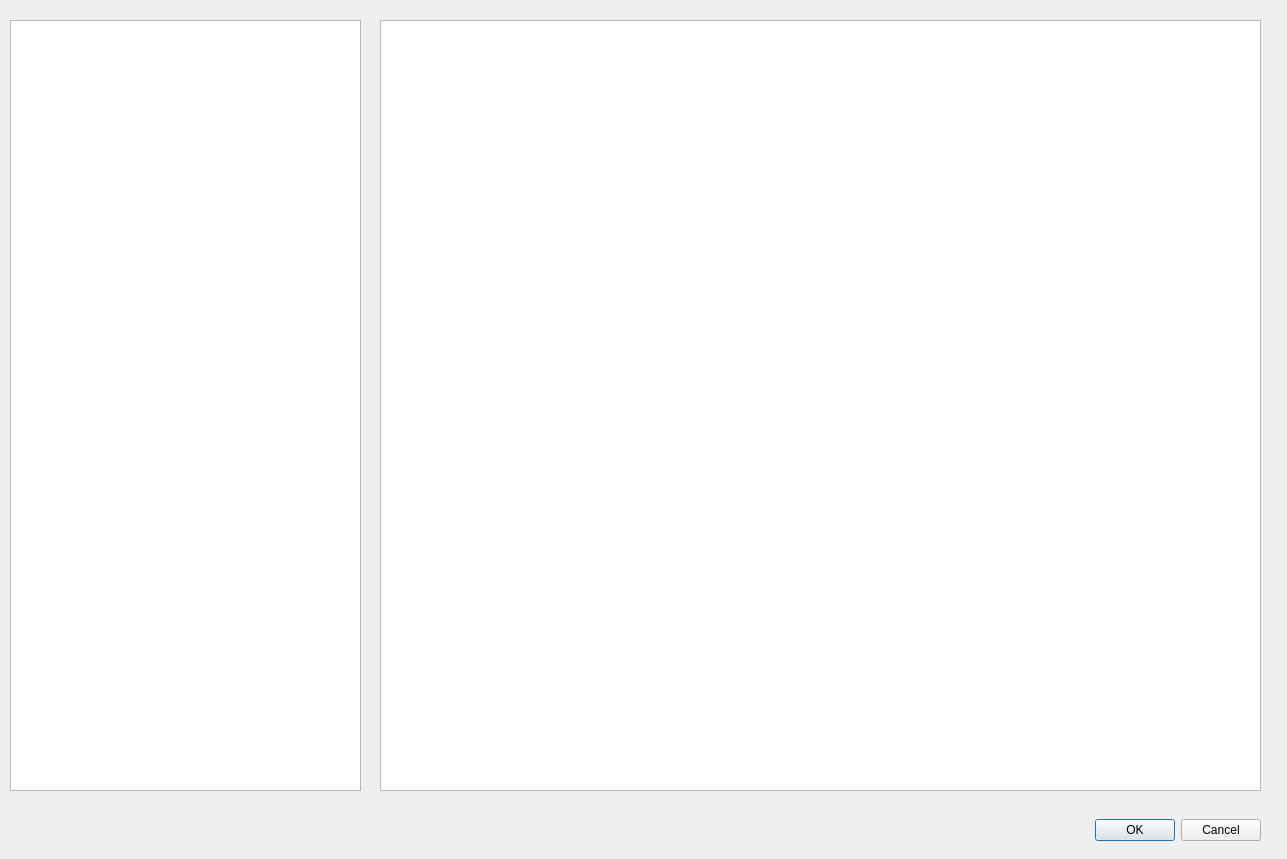
First picture: the form in idangr/ui/saveds.ui, repository andreafioraldi/IDAngr, before the edit.
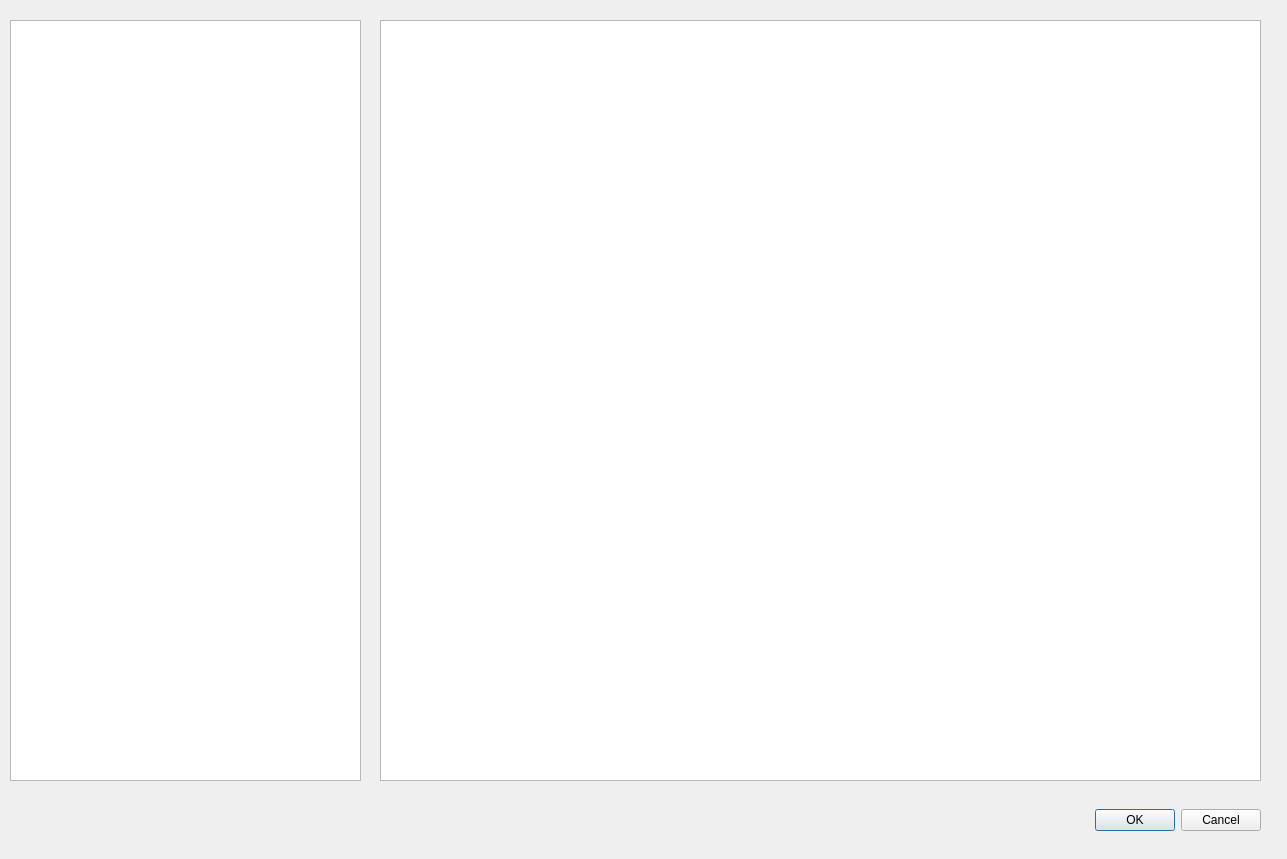
Second picture: the form after the edit.

Diff of the .ui file:
```diff
--- a/idangr/ui/saveds.ui
+++ b/idangr/ui/saveds.ui
@@ -16,9 +16,9 @@
   <widget class="QDialogButtonBox" name="buttonBox">
    <property name="geometry">
     <rect>
-     <x>920</x>
-     <y>810</y>
-     <width>341</width>
+     <x>120</x>
+     <y>800</y>
+     <width>1141</width>
      <height>41</height>
     </rect>
    </property>
@@ -35,15 +35,24 @@
     <set>QDialogButtonBox::Cancel|QDialogButtonBox::Ok</set>
    </property>
   </widget>
-  <widget class="QListWidget" name="selectorList">
+  <widget class="QListView" name="selectorList">
    <property name="geometry">
     <rect>
      <x>10</x>
      <y>20</y>
      <width>351</width>
-     <height>771</height>
+     <height>761</height>
     </rect>
    </property>
+   <property name="maximumSize">
+    <size>
+     <width>16777215</width>
+     <height>16777215</height>
+    </size>
+   </property>
+   <property name="editTriggers">
+    <set>QAbstractItemView::NoEditTriggers</set>
+   </property>
   </widget>
   <widget class="QPlainTextEdit" name="codeView">
    <property name="geometry">
@@ -51,9 +60,12 @@
      <x>380</x>
      <y>20</y>
      <width>881</width>
-     <height>771</height>
+     <height>761</height>
     </rect>
    </property>
+   <property name="readOnly">
+    <bool>true</bool>
+   </property>
   </widget>
  </widget>
  <resources/>
```
